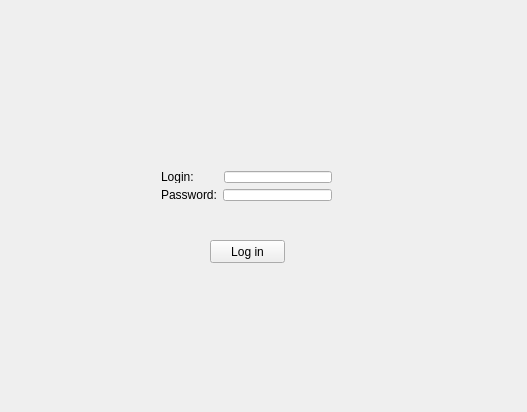
This is Projekt/Projekt/login.ui in Fytyny/Projekt as Qt 5 draws it before an edit. The edited form follows.
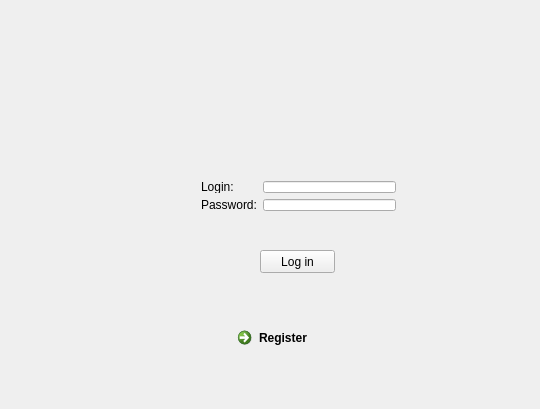
This is the edited form.

```diff
--- a/Projekt/Projekt/login.ui
+++ b/Projekt/Projekt/login.ui
@@ -6,8 +6,8 @@
    <rect>
     <x>0</x>
     <y>0</y>
-    <width>527</width>
-    <height>412</height>
+    <width>540</width>
+    <height>409</height>
    </rect>
   </property>
   <property name="windowTitle">
@@ -16,8 +16,8 @@
   <widget class="QPushButton" name="logButton">
    <property name="geometry">
     <rect>
-     <x>210</x>
-     <y>240</y>
+     <x>260</x>
+     <y>250</y>
      <width>75</width>
      <height>23</height>
     </rect>
@@ -26,12 +26,12 @@
     <string>Log in</string>
    </property>
   </widget>
-  <widget class="QWidget" name="">
+  <widget class="QWidget" name="layoutWidget">
    <property name="geometry">
     <rect>
-     <x>150</x>
-     <y>160</y>
-     <width>193</width>
+     <x>190</x>
+     <y>170</y>
+     <width>217</width>
      <height>52</height>
     </rect>
    </property>
@@ -41,26 +41,13 @@
       <item>
        <widget class="QLabel" name="label">
         <property name="text">
-         <string>Login:</string>
+         <string>Login:       </string>
         </property>
         <property name="buddy">
          <cstring>login</cstring>
         </property>
        </widget>
       </item>
-      <item>
-       <spacer name="horizontalSpacer">
-        <property name="orientation">
-         <enum>Qt::Horizontal</enum>
-        </property>
-        <property name="sizeHint" stdset="0">
-         <size>
-          <width>14</width>
-          <height>20</height>
-         </size>
-        </property>
-       </spacer>
-      </item>
       <item>
        <widget class="QLineEdit" name="login"/>
       </item>
@@ -79,12 +66,29 @@
        </widget>
       </item>
       <item>
-       <widget class="QLineEdit" name="password"/>
+       <widget class="QLineEdit" name="password">
+        <property name="enabled">
+         <bool>true</bool>
+        </property>
+       </widget>
       </item>
      </layout>
     </item>
    </layout>
   </widget>
+  <widget class="QCommandLinkButton" name="commandLinkButton">
+   <property name="geometry">
+    <rect>
+     <x>230</x>
+     <y>320</y>
+     <width>185</width>
+     <height>41</height>
+    </rect>
+   </property>
+   <property name="text">
+    <string>Register</string>
+   </property>
+  </widget>
  </widget>
  <layoutdefault spacing="6" margin="11"/>
  <resources/>
```
Left out of the diff: 23 changed lines with no effect on the pictures.
